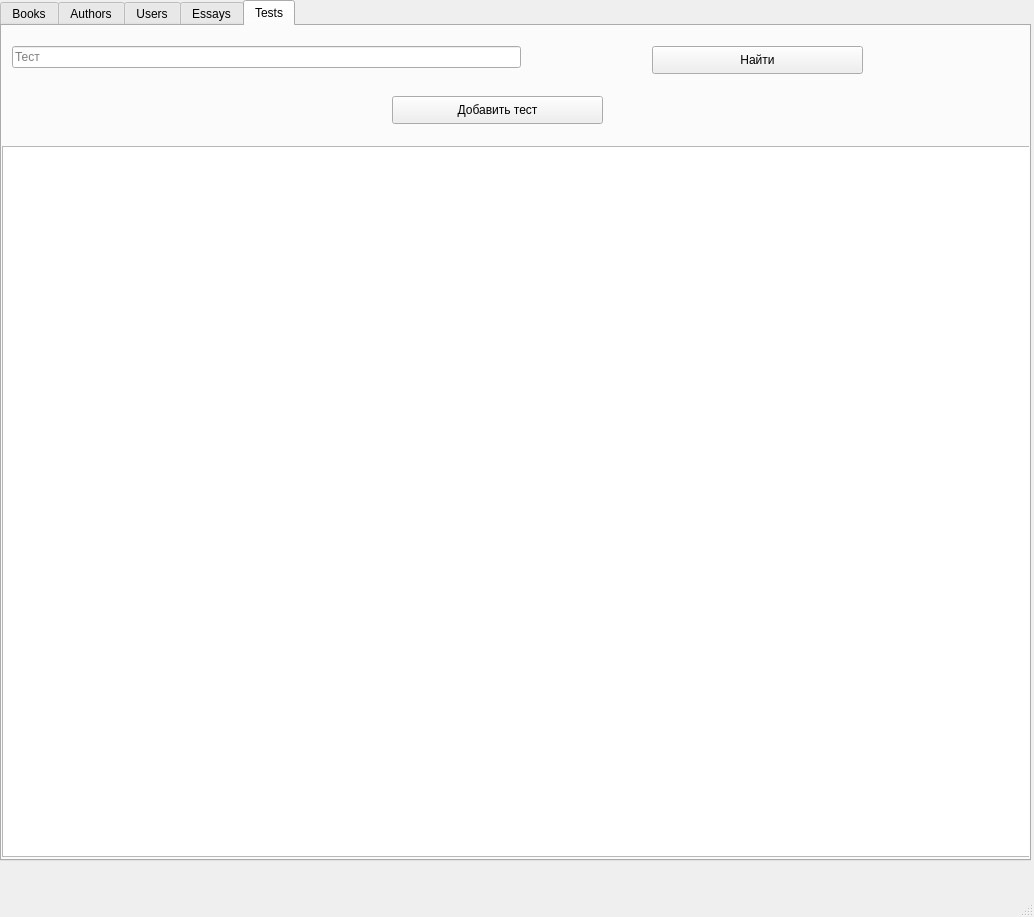
Above: UIs/Host.ui from Cheshuyka/BookFoU before the change. Below: the same form after it.
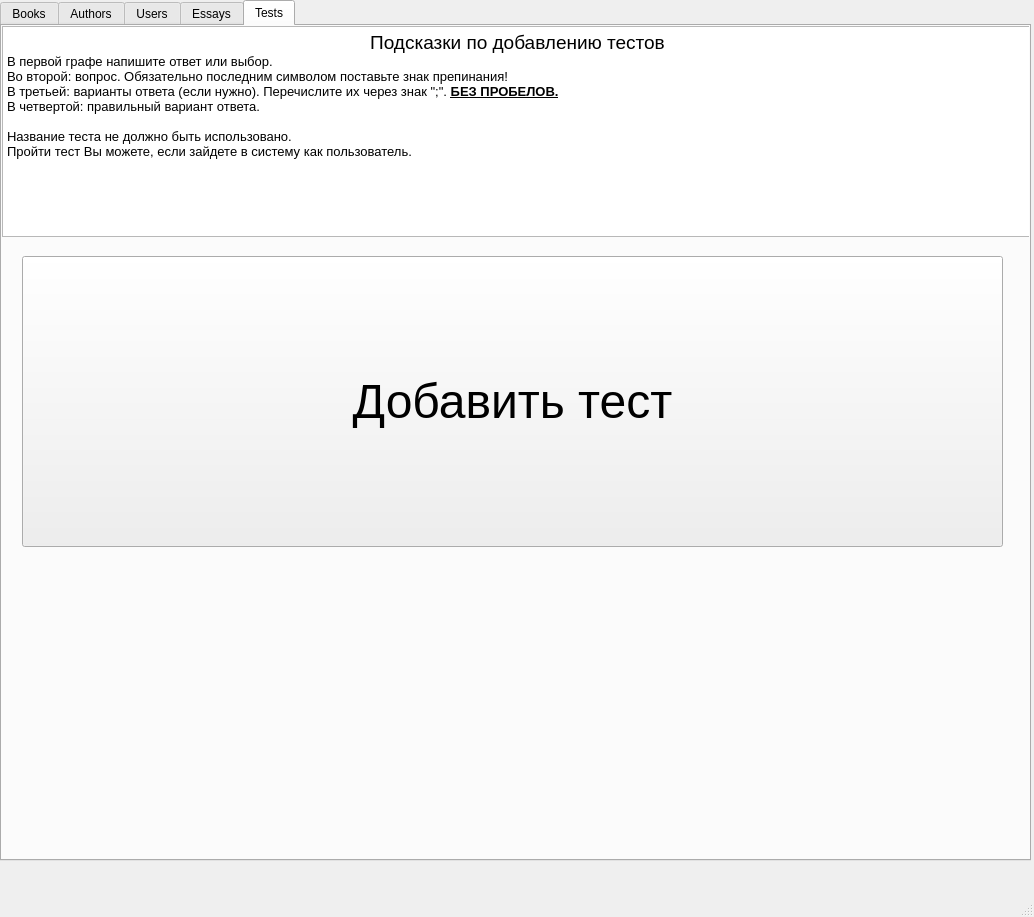
That is the form after the change.

```diff
--- a/UIs/Host.ui
+++ b/UIs/Host.ui
@@ -239,58 +239,51 @@
      <attribute name="title">
       <string>Tests</string>
      </attribute>
-     <widget class="QLineEdit" name="testEdit">
-      <property name="geometry">
-       <rect>
-        <x>10</x>
-        <y>20</y>
-        <width>509</width>
-        <height>22</height>
-       </rect>
-      </property>
-      <property name="placeholderText">
-       <string>Тест</string>
-      </property>
-     </widget>
-     <widget class="QPushButton" name="findTestButton">
-      <property name="geometry">
-       <rect>
-        <x>650</x>
-        <y>20</y>
-        <width>211</width>
-        <height>28</height>
-       </rect>
-      </property>
-      <property name="text">
-       <string>Найти</string>
-      </property>
-     </widget>
-     <widget class="QTableWidget" name="usersTable_2">
-      <property name="geometry">
-       <rect>
-        <x>0</x>
-        <y>120</y>
-        <width>1031</width>
-        <height>711</height>
-       </rect>
-      </property>
-      <property name="rowCount">
-       <number>0</number>
-      </property>
-     </widget>
      <widget class="QPushButton" name="addTestButton">
       <property name="geometry">
        <rect>
-        <x>390</x>
-        <y>70</y>
-        <width>211</width>
-        <height>28</height>
+        <x>20</x>
+        <y>230</y>
+        <width>981</width>
+        <height>291</height>
        </rect>
       </property>
+      <property name="font">
+       <font>
+        <pointsize>36</pointsize>
+       </font>
+      </property>
       <property name="text">
        <string>Добавить тест</string>
       </property>
      </widget>
+     <widget class="QTextEdit" name="textEdit">
+      <property name="geometry">
+       <rect>
+        <x>0</x>
+        <y>0</y>
+        <width>1031</width>
+        <height>211</height>
+       </rect>
+      </property>
+      <property name="readOnly">
+       <bool>true</bool>
+      </property>
+      <property name="html">
+       <string>&lt;!DOCTYPE HTML PUBLIC &quot;-//W3C//DTD HTML 4.0//EN&quot; &quot;http://www.w3.org/TR/REC-html40/strict.dtd&quot;&gt;
+&lt;html&gt;&lt;head&gt;&lt;meta name=&quot;qrichtext&quot; content=&quot;1&quot; /&gt;&lt;style type=&quot;text/css&quot;&gt;
+p, li { white-space: pre-wrap; }
+&lt;/style&gt;&lt;/head&gt;&lt;body style=&quot; font-family:'MS Shell Dlg 2'; font-size:7.8pt; font-weight:400; font-style:normal;&quot;&gt;
+&lt;p align=&quot;center&quot; style=&quot; margin-top:0px; margin-bottom:0px; margin-left:0px; margin-right:0px; -qt-block-indent:0; text-indent:0px;&quot;&gt;&lt;span style=&quot; font-size:14pt;&quot;&gt;Подсказки по добавлению тестов&lt;/span&gt;&lt;/p&gt;
+&lt;p style=&quot; margin-top:0px; margin-bottom:0px; margin-left:0px; margin-right:0px; -qt-block-indent:0; text-indent:0px;&quot;&gt;&lt;span style=&quot; font-size:10pt;&quot;&gt;В первой графе напишите ответ или выбор.&lt;/span&gt;&lt;/p&gt;
+&lt;p style=&quot; margin-top:0px; margin-bottom:0px; margin-left:0px; margin-right:0px; -qt-block-indent:0; text-indent:0px;&quot;&gt;&lt;span style=&quot; font-size:10pt;&quot;&gt;Во второй: вопрос. Обязательно последним символом поставьте знак препинания!&lt;/span&gt;&lt;/p&gt;
+&lt;p style=&quot; margin-top:0px; margin-bottom:0px; margin-left:0px; margin-right:0px; -qt-block-indent:0; text-indent:0px;&quot;&gt;&lt;span style=&quot; font-size:10pt;&quot;&gt;В третьей: варианты ответа (если нужно). Перечислите их через знак &amp;quot;;&amp;quot;. &lt;/span&gt;&lt;span style=&quot; font-size:10pt; font-weight:600; text-decoration: underline;&quot;&gt;БЕЗ ПРОБЕЛОВ.&lt;/span&gt;&lt;/p&gt;
+&lt;p style=&quot; margin-top:0px; margin-bottom:0px; margin-left:0px; margin-right:0px; -qt-block-indent:0; text-indent:0px;&quot;&gt;&lt;span style=&quot; font-size:10pt;&quot;&gt;В четвертой: правильный вариант ответа.&lt;/span&gt;&lt;/p&gt;
+&lt;p style=&quot;-qt-paragraph-type:empty; margin-top:0px; margin-bottom:0px; margin-left:0px; margin-right:0px; -qt-block-indent:0; text-indent:0px; font-size:10pt;&quot;&gt;&lt;br /&gt;&lt;/p&gt;
+&lt;p style=&quot; margin-top:0px; margin-bottom:0px; margin-left:0px; margin-right:0px; -qt-block-indent:0; text-indent:0px;&quot;&gt;&lt;span style=&quot; font-size:10pt;&quot;&gt;Название теста не должно быть использовано.&lt;/span&gt;&lt;/p&gt;
+&lt;p style=&quot; margin-top:0px; margin-bottom:0px; margin-left:0px; margin-right:0px; -qt-block-indent:0; text-indent:0px;&quot;&gt;&lt;span style=&quot; font-size:10pt;&quot;&gt;Пройти тест Вы можете, если зайдете в систему как пользователь.&lt;/span&gt;&lt;/p&gt;&lt;/body&gt;&lt;/html&gt;</string>
+      </property>
+     </widget>
     </widget>
    </widget>
   </widget>
```
